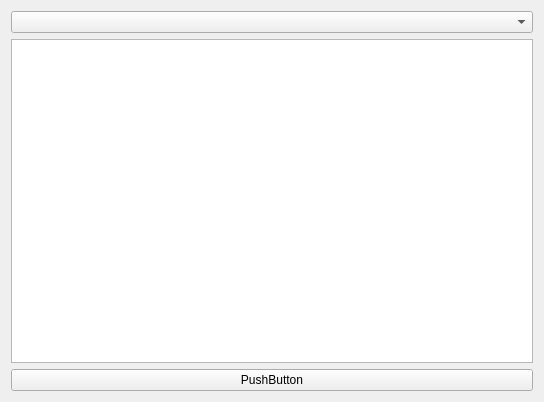
First picture: the form in formreports.ui, repository GiPiLab/ProtonClassicSuite, before the edit.
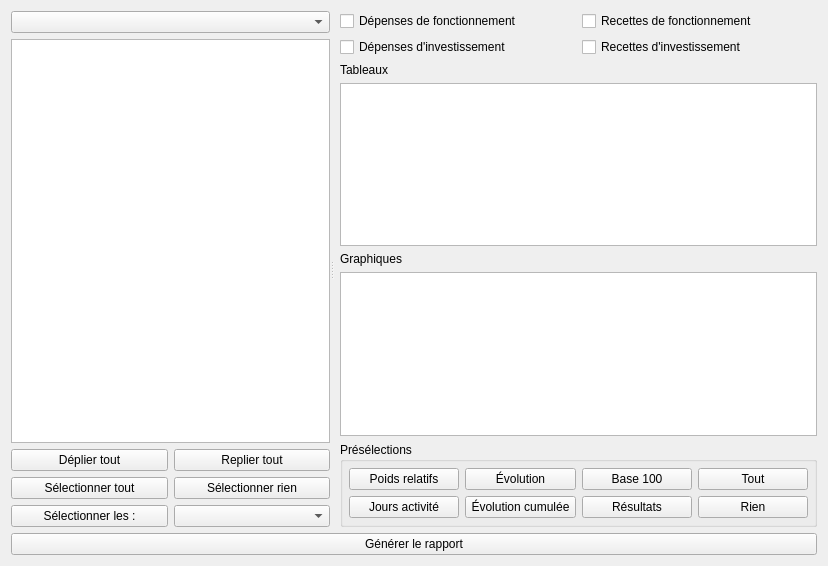
Second picture: the form after the edit.

Commit message: Read only types, selection of types in report form

The edit to the form file:
```diff
--- a/formreports.ui
+++ b/formreports.ui
@@ -6,8 +6,8 @@
    <rect>
     <x>0</x>
     <y>0</y>
-    <width>544</width>
-    <height>402</height>
+    <width>828</width>
+    <height>566</height>
    </rect>
   </property>
   <property name="windowTitle">
@@ -15,28 +15,238 @@
   </property>
   <layout class="QVBoxLayout" name="verticalLayout">
    <item>
-    <widget class="QComboBox" name="comboListAudits"/>
-   </item>
-   <item>
-    <widget class="QTreeView" name="treeView">
-     <property name="editTriggers">
-      <set>QAbstractItemView::NoEditTriggers</set>
+    <widget class="QSplitter" name="splitter">
+     <property name="orientation">
+      <enum>Qt::Horizontal</enum>
      </property>
      <property name="showDropIndicator" stdset="0">
       <bool>false</bool>
      </property>
-     <property name="selectionMode">
-      <enum>QAbstractItemView::MultiSelection</enum>
-     </property>
-     <attribute name="headerVisible">
-      <bool>false</bool>
-     </attribute>
+     <widget class="QWidget" name="layoutWidget">
+      <layout class="QGridLayout" name="gridLayout_3">
+       <item row="2" column="1">
+        <widget class="QPushButton" name="pushButtonCollapseAll">
+         <property name="text">
+          <string>Replier tout</string>
+         </property>
+        </widget>
+       </item>
+       <item row="0" column="0" colspan="2">
+        <widget class="QComboBox" name="comboListAudits"/>
+       </item>
+       <item row="4" column="1">
+        <widget class="QComboBox" name="comboListTypes"/>
+       </item>
+       <item row="1" column="0" colspan="2">
+        <widget class="QTreeView" name="treeView">
+         <property name="editTriggers">
+          <set>QAbstractItemView::NoEditTriggers</set>
+         </property>
+         <property name="showDropIndicator" stdset="0">
+          <bool>false</bool>
+         </property>
+         <property name="selectionMode">
+          <enum>QAbstractItemView::ExtendedSelection</enum>
+         </property>
+         <attribute name="headerVisible">
+          <bool>false</bool>
+         </attribute>
+        </widget>
+       </item>
+       <item row="2" column="0">
+        <widget class="QPushButton" name="pushButtonExpandAll">
+         <property name="text">
+          <string>Déplier tout</string>
+         </property>
+        </widget>
+       </item>
+       <item row="4" column="0">
+        <widget class="QPushButton" name="pushButtonSelectType">
+         <property name="text">
+          <string>Sélectionner les :</string>
+         </property>
+        </widget>
+       </item>
+       <item row="3" column="0">
+        <widget class="QPushButton" name="pushButtonSelectAllNodes">
+         <property name="text">
+          <string>Sélectionner tout</string>
+         </property>
+        </widget>
+       </item>
+       <item row="3" column="1">
+        <widget class="QPushButton" name="pushButtonUnSelectAllNodes">
+         <property name="text">
+          <string>Sélectionner rien</string>
+         </property>
+        </widget>
+       </item>
+      </layout>
+     </widget>
+     <widget class="QWidget" name="layoutWidget">
+      <layout class="QGridLayout" name="gridLayout_2">
+       <property name="leftMargin">
+        <number>6</number>
+       </property>
+       <item row="0" column="0">
+        <widget class="QCheckBox" name="checkBoxDF">
+         <property name="text">
+          <string>Dépenses de fonctionnement</string>
+         </property>
+        </widget>
+       </item>
+       <item row="0" column="1">
+        <widget class="QCheckBox" name="checkBoxRF">
+         <property name="text">
+          <string>Recettes de fonctionnement</string>
+         </property>
+        </widget>
+       </item>
+       <item row="1" column="0">
+        <widget class="QCheckBox" name="checkBoxDI">
+         <property name="text">
+          <string>Dépenses d'investissement</string>
+         </property>
+        </widget>
+       </item>
+       <item row="1" column="1">
+        <widget class="QCheckBox" name="checkBoxRI">
+         <property name="text">
+          <string>Recettes d'investissement</string>
+         </property>
+        </widget>
+       </item>
+       <item row="3" column="0" colspan="2">
+        <widget class="QListWidget" name="listTables">
+         <property name="editTriggers">
+          <set>QAbstractItemView::NoEditTriggers</set>
+         </property>
+         <property name="showDropIndicator" stdset="0">
+          <bool>false</bool>
+         </property>
+         <property name="alternatingRowColors">
+          <bool>true</bool>
+         </property>
+         <property name="selectionMode">
+          <enum>QAbstractItemView::ExtendedSelection</enum>
+         </property>
+        </widget>
+       </item>
+       <item row="5" column="0" colspan="2">
+        <widget class="QListWidget" name="listGraphics">
+         <property name="editTriggers">
+          <set>QAbstractItemView::NoEditTriggers</set>
+         </property>
+         <property name="showDropIndicator" stdset="0">
+          <bool>false</bool>
+         </property>
+         <property name="alternatingRowColors">
+          <bool>true</bool>
+         </property>
+         <property name="selectionMode">
+          <enum>QAbstractItemView::ExtendedSelection</enum>
+         </property>
+        </widget>
+       </item>
+       <item row="6" column="0" colspan="2">
+        <widget class="QGroupBox" name="groupBox">
+         <property name="title">
+          <string>Présélections</string>
+         </property>
+         <layout class="QGridLayout" name="gridLayout">
+          <property name="leftMargin">
+           <number>6</number>
+          </property>
+          <property name="topMargin">
+           <number>6</number>
+          </property>
+          <property name="rightMargin">
+           <number>6</number>
+          </property>
+          <property name="bottomMargin">
+           <number>6</number>
+          </property>
+          <item row="1" column="0">
+           <widget class="QPushButton" name="pushButtonJoursAct">
+            <property name="text">
+             <string>Jours activité</string>
+            </property>
+           </widget>
+          </item>
+          <item row="0" column="0">
+           <widget class="QPushButton" name="pushButtonPoidsRelatifs">
+            <property name="text">
+             <string>Poids relatifs</string>
+            </property>
+           </widget>
+          </item>
+          <item row="1" column="1">
+           <widget class="QPushButton" name="pushButtonEvolutionCumul">
+            <property name="text">
+             <string>Évolution cumulée</string>
+            </property>
+           </widget>
+          </item>
+          <item row="0" column="1">
+           <widget class="QPushButton" name="pushButtonEvolution">
+            <property name="text">
+             <string>Évolution</string>
+            </property>
+           </widget>
+          </item>
+          <item row="0" column="2">
+           <widget class="QPushButton" name="pushButtonBase100">
+            <property name="text">
+             <string>Base 100</string>
+            </property>
+           </widget>
+          </item>
+          <item row="1" column="2">
+           <widget class="QPushButton" name="pushButtonResultats">
+            <property name="text">
+             <string>Résultats</string>
+            </property>
+           </widget>
+          </item>
+          <item row="0" column="3">
+           <widget class="QPushButton" name="pushButtonSelectAll">
+            <property name="text">
+             <string>Tout</string>
+            </property>
+           </widget>
+          </item>
+          <item row="1" column="3">
+           <widget class="QPushButton" name="pushButtonSelectNone">
+            <property name="text">
+             <string>Rien</string>
+            </property>
+           </widget>
+          </item>
+         </layout>
+        </widget>
+       </item>
+       <item row="2" column="0" colspan="2">
+        <widget class="QLabel" name="label">
+         <property name="text">
+          <string>Tableaux</string>
+         </property>
+        </widget>
+       </item>
+       <item row="4" column="0" colspan="2">
+        <widget class="QLabel" name="label_2">
+         <property name="text">
+          <string>Graphiques</string>
+         </property>
+        </widget>
+       </item>
+      </layout>
+     </widget>
     </widget>
    </item>
    <item>
     <widget class="QPushButton" name="pushButton">
      <property name="text">
-      <string>PushButton</string>
+      <string>Générer le rapport</string>
      </property>
     </widget>
    </item>
```
Left out of the diff: 2 changed lines with no effect on the pictures. The commit also changes 11 other files.
